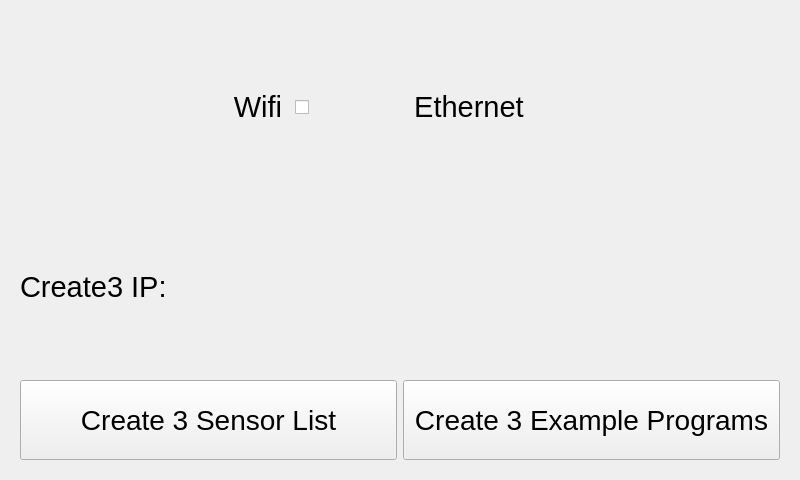
Old version of the form ui/Create3Widget.ui in the repository kipr/botui.
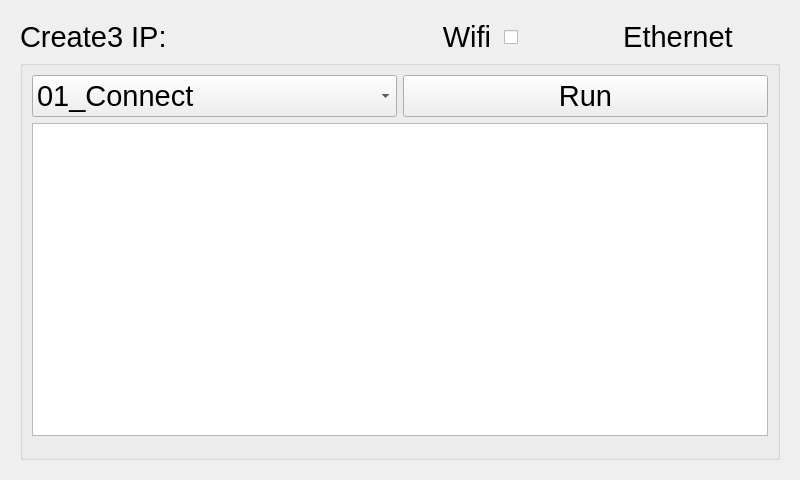
New version of the form. Icons and pictures are not drawn. Custom widgets are drawn as their Qt base class.

Commit message: Added example programs to main Create 3 page

```diff
--- a/ui/Create3Widget.ui
+++ b/ui/Create3Widget.ui
@@ -25,7 +25,7 @@
       <item>
        <layout class="QHBoxLayout" name="horizontalLayout_2">
         <property name="spacing">
-         <number>0</number>
+         <number>11</number>
         </property>
         <property name="leftMargin">
          <number>0</number>
@@ -41,6 +41,49 @@
           <property name="rightMargin">
            <number>35</number>
           </property>
+          <item>
+           <layout class="QHBoxLayout" name="IPHorizontal">
+            <item>
+             <widget class="QLabel" name="create3IPLabel">
+              <property name="maximumSize">
+               <size>
+                <width>160</width>
+                <height>16777215</height>
+               </size>
+              </property>
+              <property name="font">
+               <font>
+                <pointsize>22</pointsize>
+               </font>
+              </property>
+              <property name="text">
+               <string>Create3 IP:</string>
+              </property>
+             </widget>
+            </item>
+            <item>
+             <widget class="QLabel" name="create3IP">
+              <property name="minimumSize">
+               <size>
+                <width>25</width>
+                <height>0</height>
+               </size>
+              </property>
+              <property name="font">
+               <font>
+                <pointsize>22</pointsize>
+               </font>
+              </property>
+              <property name="text">
+               <string/>
+              </property>
+              <property name="alignment">
+               <set>Qt::AlignLeading|Qt::AlignLeft|Qt::AlignVCenter</set>
+              </property>
+             </widget>
+            </item>
+           </layout>
+          </item>
           <item>
            <widget class="QLabel" name="wifiToggleLabel">
             <property name="minimumSize">
@@ -130,87 +173,98 @@
        </layout>
       </item>
       <item>
-       <layout class="QHBoxLayout" name="IPHorizontal">
-        <item>
-         <widget class="QLabel" name="create3IPLabel">
-          <property name="maximumSize">
-           <size>
-            <width>160</width>
-            <height>16777215</height>
-           </size>
-          </property>
+       <widget class="QGroupBox" name="CreateInfo">
           <property name="font">
            <font>
             <pointsize>22</pointsize>
            </font>
           </property>
-          <property name="text">
-           <string>Create3 IP:</string>
-          </property>
-         </widget>
-        </item>
-        <item>
-         <widget class="QLabel" name="create3IP">
-          <property name="minimumSize">
-           <size>
-            <width>25</width>
-            <height>0</height>
-           </size>
-          </property>
-          <property name="font">
-           <font>
-            <pointsize>22</pointsize>
-           </font>
-          </property>
-          <property name="text">
+        <property name="title">
            <string/>
           </property>
           <property name="alignment">
            <set>Qt::AlignLeading|Qt::AlignLeft|Qt::AlignVCenter</set>
           </property>
-         </widget>
-        </item>
-       </layout>
-      </item>
+        <layout class="QVBoxLayout" name="verticalLayout_2">
       <item>
-       <layout class="QHBoxLayout" name="TestProgramHorizontal" stretch="0,0">
+          <layout class="QHBoxLayout" name="horizontalLayout_3">
         <item>
-         <widget class="QPushButton" name="Create3SensorListButton">
-          <property name="minimumSize">
+            <widget class="QComboBox" name="exampleComboBox">
+             <property name="maximumSize">
            <size>
-            <width>0</width>
-            <height>80</height>
-           </size>
-          </property>
-          <property name="font">
-           <font>
-            <pointsize>21</pointsize>
-           </font>
-          </property>
+               <width>16777215</width>
+               <height>16777215</height>
+              </size>
+             </property>
+             <item>
+              <property name="text">
+               <string>01_Connect</string>
+              </property>
+             </item>
+             <item>
           <property name="text">
-           <string>Create 3 Sensor List</string>
-          </property>
-         </widget>
+               <string>02_Dock_Undock</string>
+              </property>
         </item>
         <item>
-         <widget class="QPushButton" name="Create3ExampleProgramButton">
-          <property name="minimumSize">
-           <size>
-            <width>0</width>
-            <height>80</height>
-           </size>
-          </property>
-          <property name="font">
-           <font>
-            <pointsize>21</pointsize>
-           </font>
-          </property>
+              <property name="text">
+               <string>03_Move_Velocity</string>
+              </property>
+             </item>
+             <item>
+              <property name="text">
+               <string>04_Rotate</string>
+              </property>
+             </item>
+             <item>
           <property name="text">
-           <string>Create 3 Example Programs</string>
-          </property>
-         </widget>
-        </item>
-       </layout>
+               <string>05_Arc</string>
+              </property>
+             </item>
+             <item>
+              <property name="text">
+               <string>06_LED</string>
+              </property>
+             </item>
+             <item>
+              <property name="text">
+               <string>07_Sensors</string>
+              </property>
+             </item>
+            </widget>
+           </item>
+           <item>
+            <widget class="QPushButton" name="exampleRunButton">
+             <property name="text">
+              <string>Run</string>
+             </property>
+            </widget>
+           </item>
+          </layout>
+         </item>
+         <item>
+          <widget class="QListWidget" name="listWidget"/>
+         </item>
+         <item>
+          <widget class="QWidget" name="normal" native="true">
+           <layout class="QHBoxLayout" name="horizontalLayout_4">
+            <property name="margin" stdset="0">
+             <number>0</number>
+            </property>
+           </layout>
+          </widget>
+         </item>
+         <item>
+          <widget class="QWidget" name="extra" native="true">
+           <layout class="QHBoxLayout" name="horizontalLayout_5">
+            <property name="margin" stdset="0">
+             <number>0</number>
+            </property>
+           </layout>
+          </widget>
+         </item>
+        </layout>
+       </widget>
       </item>
      </layout>
     </widget>
```
Lines whose indentation alone changed are shown as unchanged. The commit also changes 2 other files.
